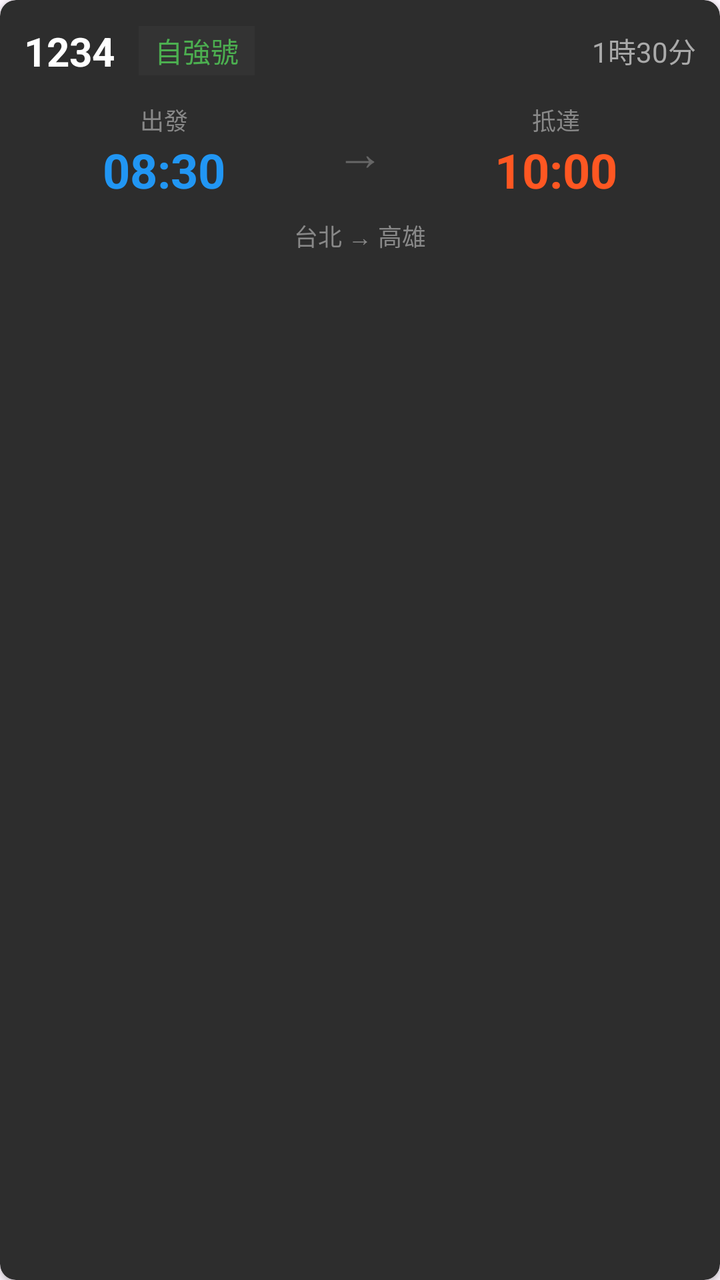
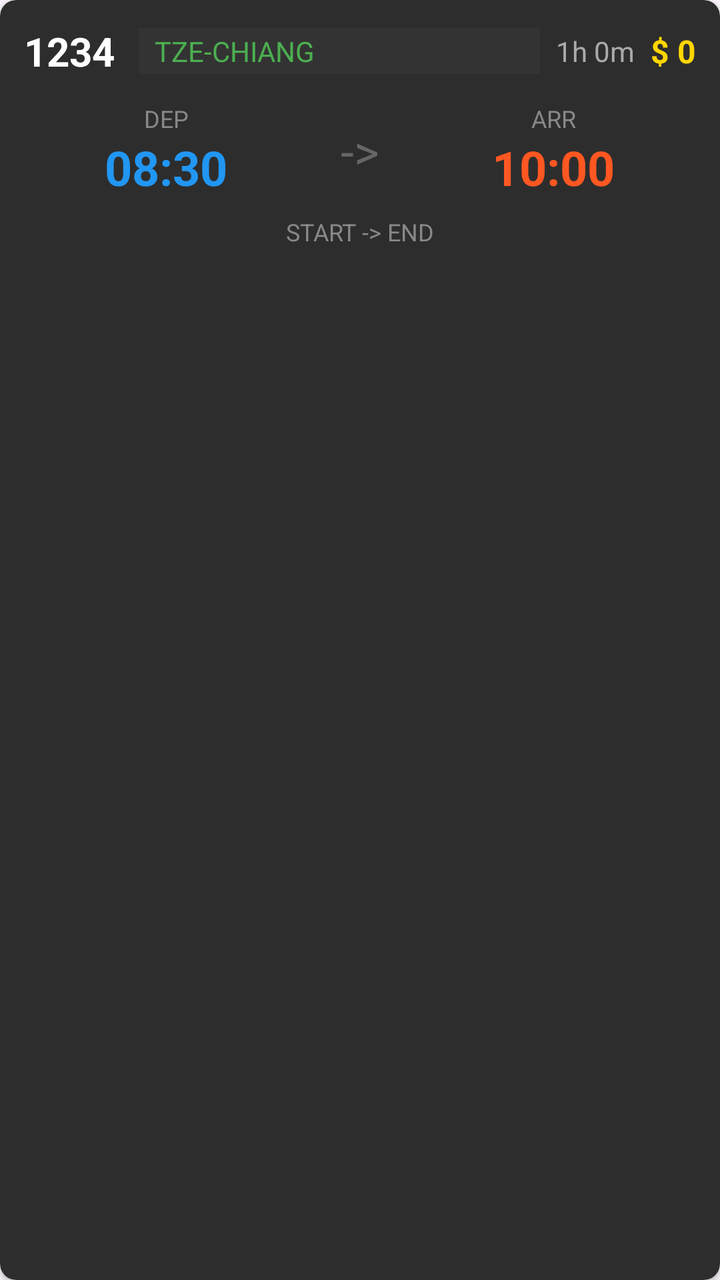

An Android layout rendered at two revisions. The XML below is the earlier revision; the diff shows what the commit changed to produce the second picture.
<!-- AndroidManifest.xml: application theme Theme.TraRailwaySalaryApp -->
<!-- res/layout/item_od_timetable.xml -->
<?xml version="1.0" encoding="utf-8"?>
<androidx.cardview.widget.CardView xmlns:android="http://schemas.android.com/apk/res/android"
    xmlns:app="http://schemas.android.com/apk/res-auto"
    android:layout_width="match_parent"
    android:layout_height="wrap_content"
    android:layout_marginHorizontal="8dp"
    android:layout_marginVertical="4dp"
    app:cardCornerRadius="8dp"
    app:cardElevation="2dp"
    app:cardBackgroundColor="#2D2D2D">

    <LinearLayout
        android:layout_width="match_parent"
        android:layout_height="wrap_content"
        android:orientation="vertical"
        android:padding="12dp">

        
        <LinearLayout
            android:layout_width="match_parent"
            android:layout_height="wrap_content"
            android:orientation="horizontal"
            android:gravity="center_vertical">

            <TextView
                android:id="@+id/textview_train_no"
                android:layout_width="wrap_content"
                android:layout_height="wrap_content"
                android:text="1234"
                android:textSize="20sp"
                android:textStyle="bold"
                android:textColor="@android:color/white" />

            <TextView
                android:id="@+id/textview_train_type"
                android:layout_width="wrap_content"
                android:layout_height="wrap_content"
                android:layout_marginStart="12dp"
                android:text="自強號"
                android:textSize="14sp"
                android:textColor="#4CAF50"
                android:background="#333333"
                android:paddingHorizontal="8dp"
                android:paddingVertical="2dp" />

            <View
                android:layout_width="0dp"
                android:layout_height="0dp"
                android:layout_weight="1" />

            <TextView
                android:id="@+id/textview_duration"
                android:layout_width="wrap_content"
                android:layout_height="wrap_content"
                android:text="1時30分"
                android:textSize="14sp"
                android:textColor="#AAAAAA" />

        </LinearLayout>

        
        <LinearLayout
            android:layout_width="match_parent"
            android:layout_height="wrap_content"
            android:layout_marginTop="12dp"
            android:orientation="horizontal"
            android:gravity="center_vertical">

            <LinearLayout
                android:layout_width="0dp"
                android:layout_height="wrap_content"
                android:layout_weight="1"
                android:orientation="vertical"
                android:gravity="center">

                <TextView
                    android:layout_width="wrap_content"
                    android:layout_height="wrap_content"
                    android:text="出發"
                    android:textSize="12sp"
                    android:textColor="#888888" />

                <TextView
                    android:id="@+id/textview_departure_time"
                    android:layout_width="wrap_content"
                    android:layout_height="wrap_content"
                    android:text="08:30"
                    android:textSize="24sp"
                    android:textStyle="bold"
                    android:textColor="#2196F3" />

            </LinearLayout>

            <TextView
                android:layout_width="wrap_content"
                android:layout_height="wrap_content"
                android:text="→"
                android:textSize="24sp"
                android:textColor="#666666"
                android:layout_marginHorizontal="16dp" />

            <LinearLayout
                android:layout_width="0dp"
                android:layout_height="wrap_content"
                android:layout_weight="1"
                android:orientation="vertical"
                android:gravity="center">

                <TextView
                    android:layout_width="wrap_content"
                    android:layout_height="wrap_content"
                    android:text="抵達"
                    android:textSize="12sp"
                    android:textColor="#888888" />

                <TextView
                    android:id="@+id/textview_arrival_time"
                    android:layout_width="wrap_content"
                    android:layout_height="wrap_content"
                    android:text="10:00"
                    android:textSize="24sp"
                    android:textStyle="bold"
                    android:textColor="#FF5722" />

            </LinearLayout>

        </LinearLayout>

        
        <TextView
            android:id="@+id/textview_route"
            android:layout_width="match_parent"
            android:layout_height="wrap_content"
            android:layout_marginTop="8dp"
            android:text="台北 → 高雄"
            android:textSize="12sp"
            android:textColor="#888888"
            android:gravity="center" />

    </LinearLayout>

</androidx.cardview.widget.CardView>
<!-- resources referenced by this layout -->
<resources>
  <style name="Theme.TraRailwaySalaryApp" parent="Theme.Material3.DayNight.NoActionBar">
          
          <item name="colorPrimary">@color/md_theme_light_primary</item>
          <item name="colorOnPrimary">@color/md_theme_light_onPrimary</item>
          <item name="colorPrimaryContainer">@color/md_theme_light_primaryContainer</item>
          <item name="colorOnPrimaryContainer">@color/md_theme_light_onPrimaryContainer</item>
  
          
          <item name="colorSecondary">@color/md_theme_light_secondary</item>
          <item name="colorOnSecondary">@color/md_theme_light_onSecondary</item>
          <item name="colorSecondaryContainer">@color/md_theme_light_secondaryContainer</item>
          <item name="colorOnSecondaryContainer">@color/md_theme_light_onSecondaryContainer</item>
  
          
          <item name="colorBackground">@color/md_theme_light_background</item>
          <item name="colorOnBackground">@color/md_theme_light_onBackground</item>
          <item name="colorSurface">@color/md_theme_light_surface</item>
          <item name="colorOnSurface">@color/md_theme_light_onSurface</item>
  
          
          <item name="colorError">@color/md_theme_light_error</item>
          <item name="colorOnError">@color/md_theme_light_onError</item>
          <item name="colorErrorContainer">@color/md_theme_light_errorContainer</item>
          <item name="colorOnErrorContainer">@color/md_theme_light_onErrorContainer</item>
  
          
          <item name="android:statusBarColor" tools:targetApi="l">?attr/colorPrimary</item>
          <item name="android:navigationBarColor" tools:targetApi="l">?attr/colorSurface</item>
      </style>
  <color name="md_theme_light_primary">#FFB951</color>
  <color name="md_theme_light_onPrimary">#452B00</color>
  <color name="md_theme_light_primaryContainer">#FFDDB3</color>
  <color name="md_theme_light_onPrimaryContainer">#2D1600</color>
  <color name="md_theme_light_secondary">#DDC2A1</color>
  <color name="md_theme_light_onSecondary">#3E2D16</color>
  <color name="md_theme_light_secondaryContainer">#F9E0BB</color>
  <color name="md_theme_light_onSecondaryContainer">#251A04</color>
  <color name="md_theme_light_background">#FFFBFF</color>
  <color name="md_theme_light_onBackground">#1C1B1F</color>
  <color name="md_theme_light_surface">#FFFBFF</color>
  <color name="md_theme_light_onSurface">#1C1B1F</color>
  <color name="md_theme_light_error">#B3261E</color>
  <color name="md_theme_light_onError">#FFFFFF</color>
  <color name="md_theme_light_errorContainer">#F9DEDC</color>
  <color name="md_theme_light_onErrorContainer">#410E0B</color>
</resources>

<!-- the commit's change to res/layout/item_od_timetable.xml (unified diff, before → after) -->
@@ -3,8 +3,10 @@
     xmlns:app="http://schemas.android.com/apk/res-auto"
     android:layout_width="match_parent"
     android:layout_height="wrap_content"
-    android:layout_marginHorizontal="8dp"
-    android:layout_marginVertical="4dp"
+    android:layout_marginStart="8dp"
+    android:layout_marginEnd="8dp"
+    android:layout_marginTop="4dp"
+    android:layout_marginBottom="4dp"
     app:cardCornerRadius="8dp"
     app:cardElevation="2dp"
     app:cardBackgroundColor="#2D2D2D">
@@ -15,12 +17,9 @@
         android:orientation="vertical"
         android:padding="12dp">
 
-        
-        <LinearLayout
+        <RelativeLayout
             android:layout_width="match_parent"
-            android:layout_height="wrap_content"
-            android:orientation="horizontal"
-            android:gravity="center_vertical">
+            android:layout_height="wrap_content">
 
             <TextView
                 android:id="@+id/textview_train_no"
@@ -29,36 +28,54 @@
                 android:text="1234"
                 android:textSize="20sp"
                 android:textStyle="bold"
-                android:textColor="@android:color/white" />
+                android:textColor="@android:color/white"
+                android:layout_alignParentStart="true"
+                android:layout_centerVertical="true" />
+
+            <TextView
+                android:id="@+id/textview_price"
+                android:layout_width="wrap_content"
+                android:layout_height="wrap_content"
+                android:text="$ 0"
+                android:textSize="16sp"
+                android:textStyle="bold"
+                android:textColor="#FFD600"
+                android:layout_alignParentEnd="true"
+                android:layout_centerVertical="true" />
+
+            <TextView
+                android:id="@+id/textview_duration"
+                android:layout_width="wrap_content"
+                android:layout_height="wrap_content"
+                android:layout_toStartOf="@id/textview_price"
+                android:layout_marginStart="8dp"
+                android:layout_marginEnd="8dp"
+                android:text="1h 0m"
+                android:textSize="14sp"
+                android:textColor="#AAAAAA"
+                android:layout_centerVertical="true" />
 
             <TextView
                 android:id="@+id/textview_train_type"
                 android:layout_width="wrap_content"
                 android:layout_height="wrap_content"
+                android:layout_toEndOf="@id/textview_train_no"
+                android:layout_toStartOf="@id/textview_duration"
                 android:layout_marginStart="12dp"
-                android:text="自強號"
+                android:text="TZE-CHIANG"
+                android:maxLines="1"
+                android:ellipsize="end"
                 android:textSize="14sp"
                 android:textColor="#4CAF50"
                 android:background="#333333"
-                android:paddingHorizontal="8dp"
-                android:paddingVertical="2dp" />
+                android:paddingLeft="8dp"
+                android:paddingRight="8dp"
+                android:paddingTop="2dp"
+                android:paddingBottom="2dp"
+                android:layout_centerVertical="true" />
 
-            <View
-                android:layout_width="0dp"
-                android:layout_height="0dp"
-                android:layout_weight="1" />
+        </RelativeLayout>
 
-            <TextView
-                android:id="@+id/textview_duration"
-                android:layout_width="wrap_content"
-                android:layout_height="wrap_content"
-                android:text="1時30分"
-                android:textSize="14sp"
-                android:textColor="#AAAAAA" />
-
-        </LinearLayout>
-
-        
         <LinearLayout
             android:layout_width="match_parent"
             android:layout_height="wrap_content"
@@ -76,7 +93,7 @@
                 <TextView
                     android:layout_width="wrap_content"
                     android:layout_height="wrap_content"
-                    android:text="出發"
+                    android:text="DEP"
                     android:textSize="12sp"
                     android:textColor="#888888" />
 
@@ -94,10 +111,11 @@
             <TextView
                 android:layout_width="wrap_content"
                 android:layout_height="wrap_content"
-                android:text="→"
+                android:text="->"
                 android:textSize="24sp"
                 android:textColor="#666666"
-                android:layout_marginHorizontal="16dp" />
+                android:layout_marginStart="16dp"
+                android:layout_marginEnd="16dp" />
 
             <LinearLayout
                 android:layout_width="0dp"
@@ -109,7 +127,7 @@
                 <TextView
                     android:layout_width="wrap_content"
                     android:layout_height="wrap_content"
-                    android:text="抵達"
+                    android:text="ARR"
                     android:textSize="12sp"
                     android:textColor="#888888" />
 
@@ -126,13 +144,12 @@
 
         </LinearLayout>
 
-        
         <TextView
             android:id="@+id/textview_route"
             android:layout_width="match_parent"
             android:layout_height="wrap_content"
             android:layout_marginTop="8dp"
-            android:text="台北 → 高雄"
+            android:text="START -> END"
             android:textSize="12sp"
             android:textColor="#888888"
             android:gravity="center" />
